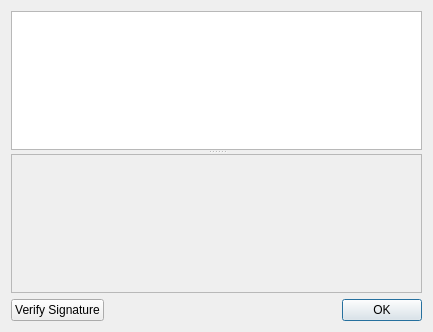
First picture: the form in src/gui/ui/dlg_view_zfo.ui, repository psakar/datovka, before the edit.
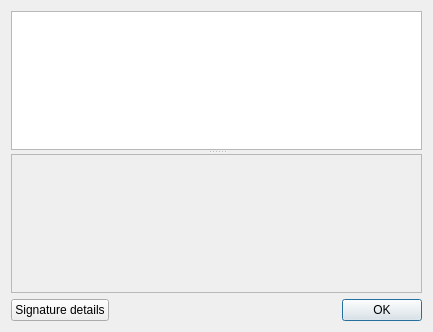
Second picture: the form after the edit. Icons and pictures are not drawn. Custom widgets are drawn as their Qt base class.

Commit message:
Added a new icon for the signature detail action.
Modified the button in view zfo dialogue to match the action in main window.

```diff
--- a/src/gui/ui/dlg_view_zfo.ui
+++ b/src/gui/ui/dlg_view_zfo.ui
@@ -53,7 +53,11 @@
      <item>
       <widget class="QPushButton" name="signaturePushButton">
        <property name="text">
-        <string>Verify Signature</string>
+        <string>Signature details</string>
+       </property>
+       <property name="icon">
+        <iconset resource="../../../res/resources.qrc">
+         <normaloff>:/icons/24x24/datovka.png</normaloff>:/icons/24x24/datovka.png</iconset>
        </property>
       </widget>
      </item>
```
Left out of the diff: 8 changed lines with no effect on the pictures. The commit also changes 9 other files.
